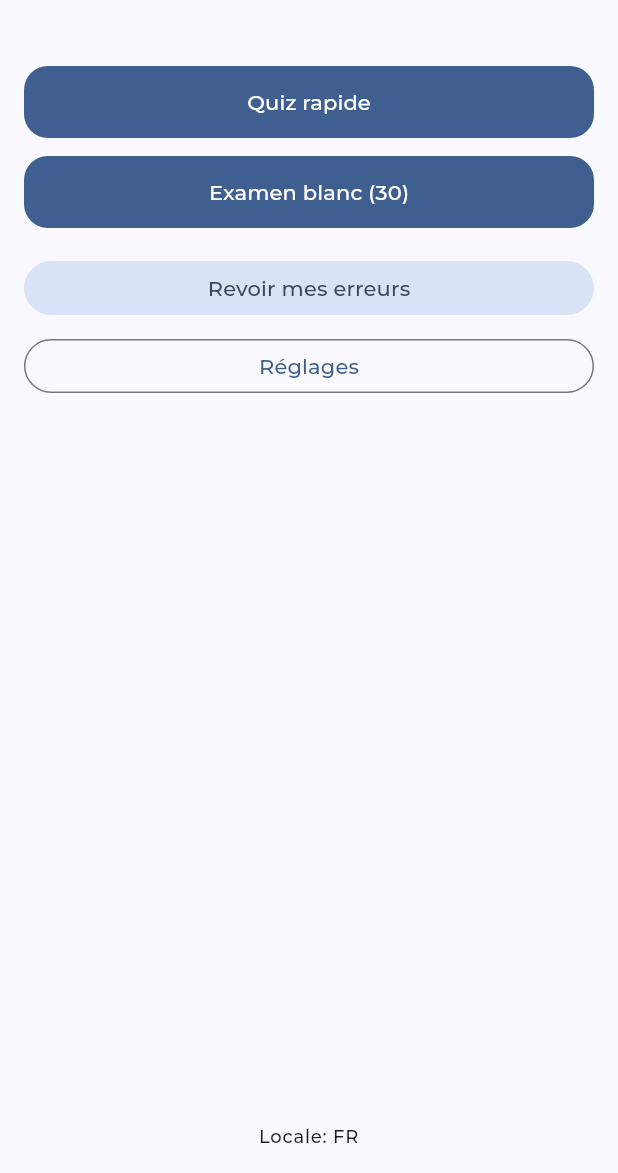
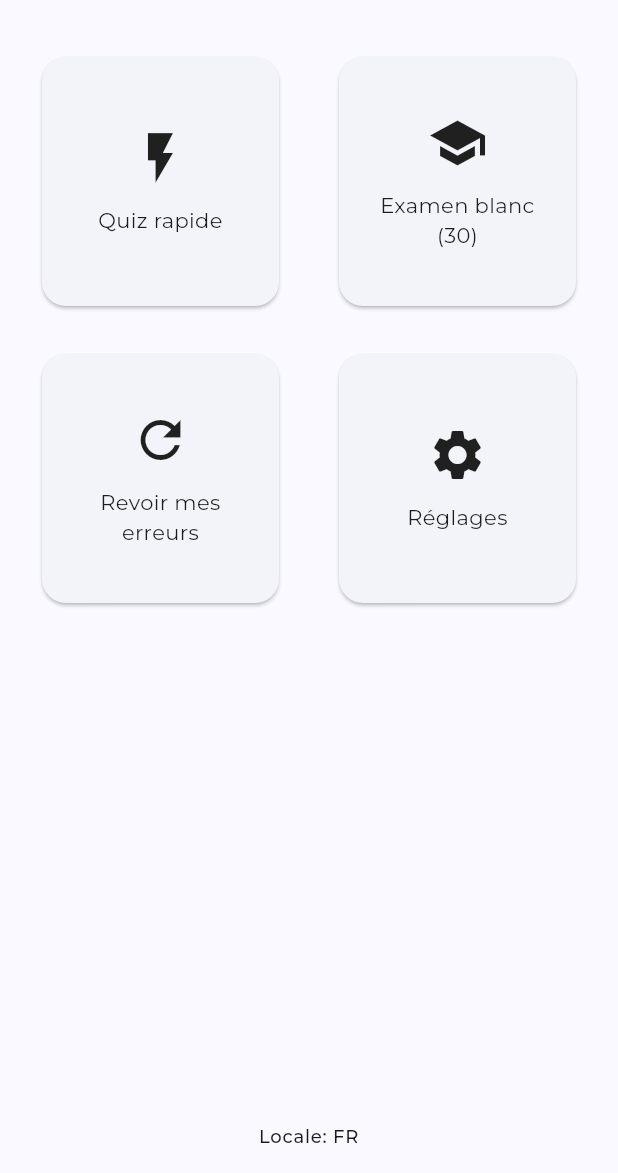
Before and after one commit to Myoxsis/french_citizenship_app, a Flutter app: the screen it shows after launch, on a phone screen of 412 x 824 dp, the part 63-1236 px from its top. Run offline on Flutter 3.47's test engine with Material 3 defaults, Android fonts, the light colour scheme and no system bars; our stand-ins replace easy_localization, flutter_riverpod, go_router, google_fonts, shared_preferences.

Commit message:
Revamp home screen with icon cards

```diff
--- a/lib/screens/home_screen.dart
+++ b/lib/screens/home_screen.dart
@@ -3,7 +3,6 @@ import 'package:flutter/material.dart';
 import 'package:flutter_riverpod/flutter_riverpod.dart';
 import 'package:go_router/go_router.dart';
 import '../providers/settings_controller.dart';
-import '../widgets/primary_button.dart';
 
 class HomeScreen extends ConsumerWidget {
   const HomeScreen({super.key});
@@ -11,33 +10,47 @@ class HomeScreen extends ConsumerWidget {
   @override
   Widget build(BuildContext context, WidgetRef ref) {
     final locale = ref.watch(settingsControllerProvider).locale;
+
+    final actions = [
+      _HomeAction(
+        label: 'home_start_quick'.tr(),
+        icon: Icons.flash_on,
+        onTap: () => context.go('/quiz?mode=quick'),
+      ),
+      _HomeAction(
+        label: 'home_start_exam'.tr(),
+        icon: Icons.school,
+        onTap: () => context.go('/quiz?mode=exam'),
+      ),
+      _HomeAction(
+        label: 'home_review_mistakes'.tr(),
+        icon: Icons.refresh,
+        onTap: () => context.go('/review'),
+      ),
+      _HomeAction(
+        label: 'home_settings'.tr(),
+        icon: Icons.settings,
+        onTap: () => context.go('/settings'),
+      ),
+    ];
+
     return Scaffold(
       appBar: AppBar(title: Text('app_title'.tr())),
       body: Padding(
         padding: const EdgeInsets.all(16),
         child: Column(
-          crossAxisAlignment: CrossAxisAlignment.stretch,
           children: [
-            const SizedBox(height: 8),
-            PrimaryButton(
-              label: 'home_start_quick'.tr(),
-              onPressed: () => context.go('/quiz?mode=quick'),
+            Expanded(
+              child: GridView.count(
+                crossAxisCount: 2,
+                crossAxisSpacing: 16,
+                mainAxisSpacing: 16,
+                childAspectRatio: 1,
+                children:
+                    actions.map((a) => _ActionCard(action: a)).toList(),
+              ),
             ),
-            PrimaryButton(
-              label: 'home_start_exam'.tr(),
-              onPressed: () => context.go('/quiz?mode=exam'),
-            ),
-            const SizedBox(height: 12),
-            FilledButton.tonal(
-              onPressed: () => context.go('/review'),
-              child: Text('home_review_mistakes'.tr()),
-            ),
-            const SizedBox(height: 8),
-            OutlinedButton(
-              onPressed: () => context.go('/settings'),
-              child: Text('home_settings'.tr()),
-            ),
-            const Spacer(),
+            const SizedBox(height: 16),
             Text(
               'Locale: ${locale.name.toUpperCase()}',
               textAlign: TextAlign.center,
@@ -49,3 +62,48 @@ class HomeScreen extends ConsumerWidget {
     );
   }
 }
+
+class _HomeAction {
+  final String label;
+  final IconData icon;
+  final VoidCallback onTap;
+
+  const _HomeAction({
+    required this.label,
+    required this.icon,
+    required this.onTap,
+  });
+}
+
+class _ActionCard extends StatelessWidget {
+  final _HomeAction action;
+
+  const _ActionCard({required this.action});
+
+  @override
+  Widget build(BuildContext context) {
+    return Card(
+      shape: RoundedRectangleBorder(
+        borderRadius: BorderRadius.circular(16),
+      ),
+      child: InkWell(
+        borderRadius: BorderRadius.circular(16),
+        onTap: action.onTap,
+        child: Padding(
+          padding: const EdgeInsets.all(16),
+          child: Column(
+            mainAxisAlignment: MainAxisAlignment.center,
+            children: [
+              Icon(action.icon, size: 40),
+              const SizedBox(height: 12),
+              Text(
+                action.label,
+                textAlign: TextAlign.center,
+              ),
+            ],
+          ),
+        ),
+      ),
+    );
+  }
+}
```
